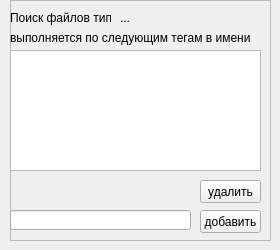
Qt form tags_window_design.ui (grisha-grisha/PED_Sorter_GSP) before a commit.
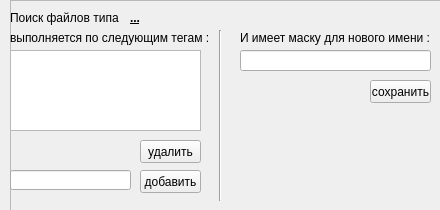
The same form after that commit.

Commit message: added all 26 types of files, tags and mask options window, json base

```diff
--- a/tags_window_design.ui
+++ b/tags_window_design.ui
@@ -6,20 +6,26 @@
    <rect>
     <x>0</x>
     <y>0</y>
-    <width>280</width>
-    <height>250</height>
+    <width>440</width>
+    <height>210</height>
    </rect>
   </property>
+  <property name="sizePolicy">
+   <sizepolicy hsizetype="Preferred" vsizetype="Preferred">
+    <horstretch>0</horstretch>
+    <verstretch>0</verstretch>
+   </sizepolicy>
+  </property>
   <property name="minimumSize">
    <size>
-    <width>280</width>
-    <height>250</height>
+    <width>440</width>
+    <height>210</height>
    </size>
   </property>
   <property name="maximumSize">
    <size>
-    <width>280</width>
-    <height>250</height>
+    <width>440</width>
+    <height>210</height>
    </size>
   </property>
   <property name="windowTitle">
@@ -30,8 +36,8 @@
     <rect>
      <x>10</x>
      <y>0</y>
-     <width>261</width>
-     <height>241</height>
+     <width>441</width>
+     <height>211</height>
     </rect>
    </property>
    <property name="frameShape">
@@ -44,8 +50,8 @@
     <property name="geometry">
      <rect>
       <x>0</x>
-      <y>210</y>
-      <width>181</width>
+      <y>170</y>
+      <width>121</width>
       <height>20</height>
      </rect>
     </property>
@@ -55,8 +61,8 @@
      <rect>
       <x>0</x>
       <y>50</y>
-      <width>251</width>
-      <height>121</height>
+      <width>191</width>
+      <height>81</height>
      </rect>
     </property>
    </widget>
@@ -65,19 +71,19 @@
      <rect>
       <x>0</x>
       <y>10</y>
-      <width>101</width>
+      <width>111</width>
       <height>16</height>
      </rect>
     </property>
     <property name="text">
-     <string>Поиск файлов типа</string>
+     <string>Поиск файлов типа </string>
     </property>
    </widget>
    <widget class="QPushButton" name="add_tag">
     <property name="geometry">
      <rect>
-      <x>190</x>
-      <y>210</y>
+      <x>130</x>
+      <y>170</y>
       <width>61</width>
       <height>23</height>
      </rect>
@@ -89,8 +95,8 @@
    <widget class="QPushButton" name="delete_tag">
     <property name="geometry">
      <rect>
-      <x>190</x>
-      <y>180</y>
+      <x>130</x>
+      <y>140</y>
       <width>61</width>
       <height>23</height>
      </rect>
@@ -104,27 +110,84 @@
      <rect>
       <x>0</x>
       <y>30</y>
-      <width>241</width>
+      <width>201</width>
       <height>16</height>
      </rect>
     </property>
     <property name="text">
-     <string>выполняется по следующим тегам в имени:</string>
+     <string>выполняется по следующим тегам :</string>
     </property>
    </widget>
    <widget class="QLabel" name="type_label">
     <property name="geometry">
      <rect>
-      <x>110</x>
+      <x>120</x>
       <y>10</y>
-      <width>141</width>
+      <width>321</width>
       <height>16</height>
      </rect>
     </property>
+    <property name="font">
+     <font>
+      <weight>75</weight>
+      <italic>false</italic>
+      <bold>true</bold>
+      <underline>true</underline>
+     </font>
+    </property>
     <property name="text">
      <string>...</string>
     </property>
    </widget>
+   <widget class="Line" name="line">
+    <property name="geometry">
+     <rect>
+      <x>200</x>
+      <y>30</y>
+      <width>20</width>
+      <height>171</height>
+     </rect>
+    </property>
+    <property name="orientation">
+     <enum>Qt::Vertical</enum>
+    </property>
+   </widget>
+   <widget class="QLabel" name="label_3">
+    <property name="geometry">
+     <rect>
+      <x>230</x>
+      <y>30</y>
+      <width>191</width>
+      <height>16</height>
+     </rect>
+    </property>
+    <property name="text">
+     <string>И имеет маску для нового имени :</string>
+    </property>
+   </widget>
+   <widget class="QLineEdit" name="mask_lineEdit">
+    <property name="geometry">
+     <rect>
+      <x>230</x>
+      <y>50</y>
+      <width>191</width>
+      <height>21</height>
+     </rect>
+    </property>
+   </widget>
+   <widget class="QPushButton" name="save_mask">
+    <property name="geometry">
+     <rect>
+      <x>360</x>
+      <y>80</y>
+      <width>61</width>
+      <height>23</height>
+     </rect>
+    </property>
+    <property name="text">
+     <string>сохранить</string>
+    </property>
+   </widget>
   </widget>
  </widget>
  <resources/>
```
Left out of the diff: 4 changed lines with no effect on the pictures. The commit also changes 10 other files.
